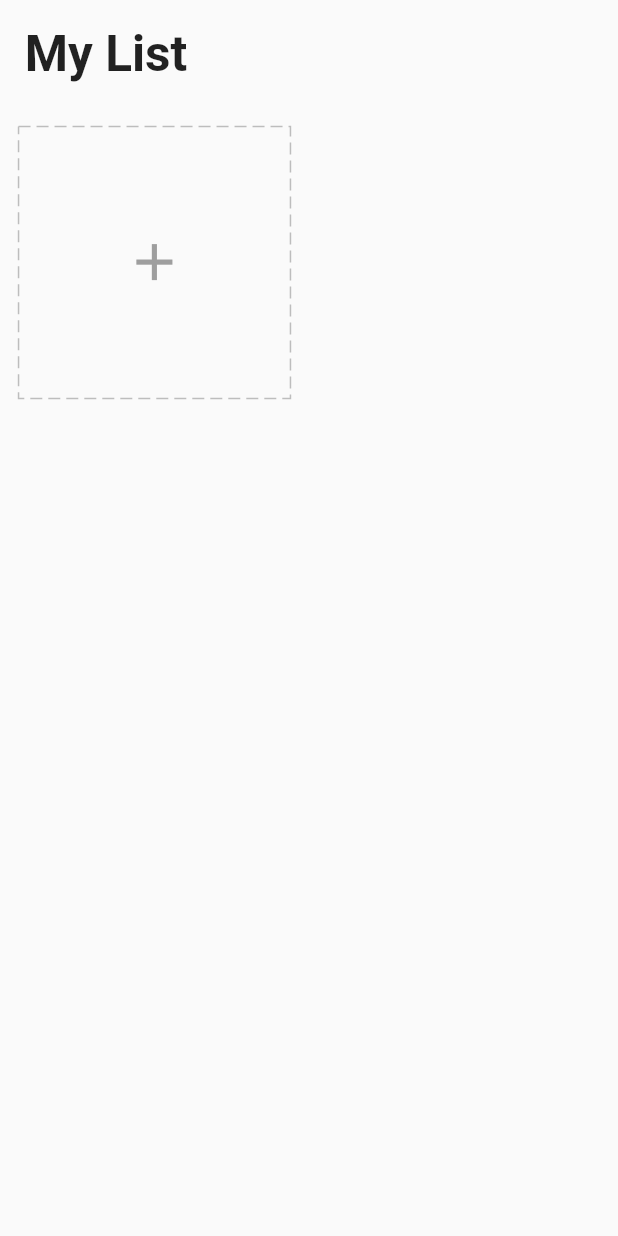
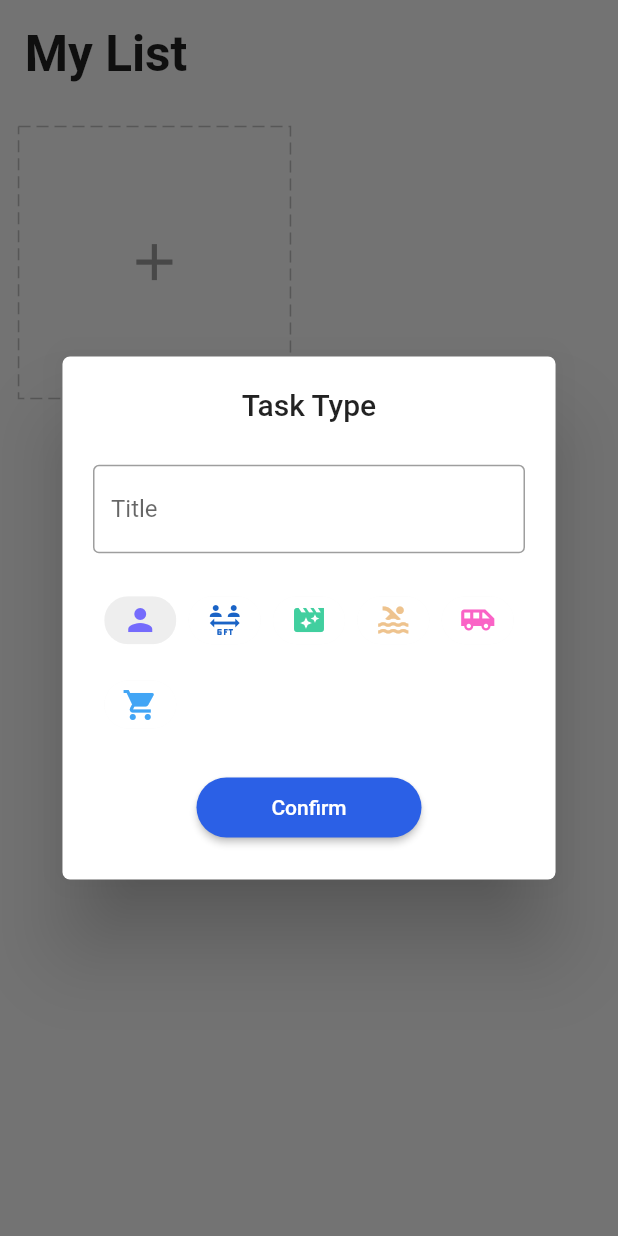
Before and after one commit to knhn1004/flutter_getx_todo, a Flutter app: the screen it shows after launch, after a tap on the "add" icon, on a phone screen of 412 x 824 dp. Run offline on Flutter 3.47's test engine with Material 2 defaults, Android fonts, the phone set to English and light mode, and no system bars; drawn by our look-alikes of dotted_border; our stand-ins replace equatable, flutter_easyloading, get, get_storage.

Commit message:
add task dialog

```diff
--- a/lib/app/modules/home/controller.dart
+++ b/lib/app/modules/home/controller.dart
@@ -1,3 +1,4 @@
+import 'package:flutter/widgets.dart';
 import 'package:flutter_getx_todo/app/data/models/task.dart';
 import 'package:flutter_getx_todo/app/data/services/storage/repository.dart';
 import 'package:get/get.dart';
@@ -7,6 +8,9 @@
   HomeController({required this.taskRepository});
 
   final tasks = <Task>[].obs;
+  final formKey = GlobalKey<FormState>();
+  final editController = TextEditingController();
+  final chipIndex = 0.obs;
 
   @override
   void onInit() {
@@ -14,4 +18,8 @@
     tasks.assignAll(taskRepository.readTasks());
     ever(tasks, (_) => taskRepository.writeTasks(tasks));
   }
+
+  void changeChipIndex(int value) {
+    chipIndex.value = value;
+  }
 }
--- a/lib/app/modules/home/widgets/add_card.dart
+++ b/lib/app/modules/home/widgets/add_card.dart
@@ -2,6 +2,7 @@
 import 'package:flutter/material.dart';
 import 'package:flutter_getx_todo/app/modules/home/controller.dart';
 import 'package:flutter_getx_todo/app/widgets/icons.dart';
+import 'package:flutter_getx_todo/app/core/values/colors.dart';
 import 'package:flutter_getx_todo/app/core/utils/extensions.dart';
 import 'package:get/get.dart';
 
@@ -18,7 +19,71 @@
       height: squareWidth / 2,
       margin: EdgeInsets.all(3.0.wp),
       child: InkWell(
-          onTap: () {},
+          onTap: () async {
+            await Get.defaultDialog(
+              titlePadding: EdgeInsets.symmetric(vertical: 5.0.wp),
+              radius: 5,
+              title: 'Task Type',
+              content: Form(
+                key: homeController.formKey,
+                child: Column(
+                  children: [
+                    Padding(
+                      padding: EdgeInsets.symmetric(horizontal: 3.0.wp),
+                      child: TextFormField(
+                        controller: homeController.editController,
+                        decoration: const InputDecoration(
+                          border: OutlineInputBorder(),
+                          labelText: 'Title',
+                        ),
+                        validator: (value) {
+                          if (value == null || value.trim().isEmpty) {
+                            return 'Please enter some text';
+                          }
+                          return null;
+                        },
+                      ),
+                    ),
+                    Padding(
+                      padding: EdgeInsets.symmetric(
+                          horizontal: 3.0.wp, vertical: 5.0.wp),
+                      child: Wrap(
+                        spacing: 2.0.wp,
+                        runSpacing: 2.0.wp,
+                        children: icons
+                            .map((icon) => Obx(() {
+                                  final index = icons.indexOf(icon);
+                                  return ChoiceChip(
+                                    label: icon,
+                                    selected:
+                                        homeController.chipIndex.value == index,
+                                    onSelected: (bool selected) {
+                                      homeController.chipIndex.value =
+                                          selected ? index : 0;
+                                    },
+                                    selectedColor: Colors.grey[200],
+                                    backgroundColor: Colors.white,
+                                    pressElevation: 0,
+                                  );
+                                }))
+                            .toList(),
+                      ),
+                    ),
+                    ElevatedButton(
+                      style: ElevatedButton.styleFrom(
+                        primary: blue,
+                        shape: RoundedRectangleBorder(
+                            borderRadius: BorderRadius.circular(20)),
+                        minimumSize: const Size(150, 40),
+                      ),
+                      onPressed: () {},
+                      child: const Text('Confirm'),
+                    )
+                  ],
+                ),
+              ),
+            );
+          },
           child: DottedBorder(
               color: Colors.grey[400]!,
               dashPattern: const [8, 4],
--- a/lib/main.dart
+++ b/lib/main.dart
@@ -9,10 +9,12 @@
 void main() async {
   await GetStorage.init();
   await Get.putAsync(() => StorageService().init());
-  runApp(TodoApp());
+  runApp(const TodoApp());
 }
 
 class TodoApp extends StatelessWidget {
+  const TodoApp({Key? key}) : super(key: key);
+
   @override
   Widget build(BuildContext context) {
     return GetMaterialApp(
```
